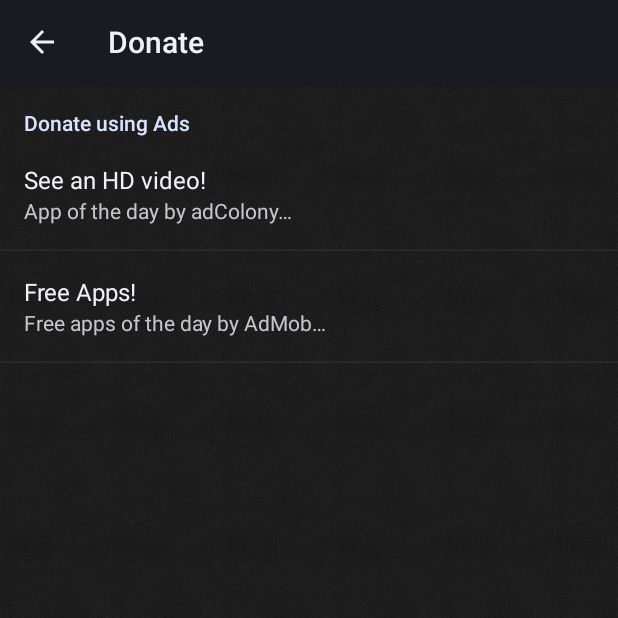
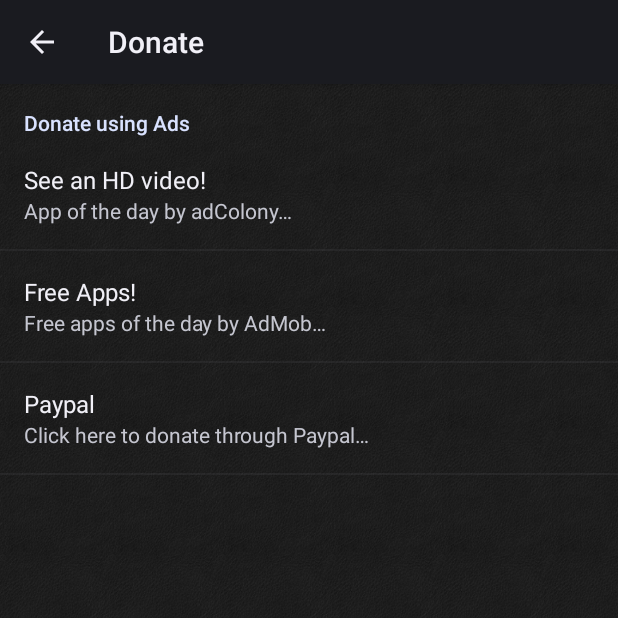
Before and after one commit to spirosbond/CallerFlashlight, an Android app: the Donate screen opened directly, with no data from a screen before it, on a phone screen of 412 x 824 dp, the top half of it. Run offline under Robolectric (Android 15) with nearby library versions, the phone set to English and light mode, and no system bars; libraries missing offline, so code that uses them is left out: com.bugsense.trace, com.google.ads; 1 statement that could not run was skipped.

Commit message:
V2.0.3: + added paypal donation method

```diff
--- a/CallerFlashlight/src/main/java/com/spirosbond/callerflashlight/Donate.java
+++ b/CallerFlashlight/src/main/java/com/spirosbond/callerflashlight/Donate.java
@@ -3,7 +3,9 @@
 import android.app.AlertDialog;
 import android.content.Context;
 import android.content.DialogInterface;
+import android.content.Intent;
 import android.net.ConnectivityManager;
+import android.net.Uri;
 import android.os.Build;
 import android.os.Bundle;
 import android.preference.Preference;
@@ -34,6 +36,7 @@
 	//	private Preference startapp;
 	private Preference adcolony;
 	private Preference adMob;
+	private Preference paypal;
 	private InterstitialAd interstitialAdMob;
 	private Donate donate = this;
 
@@ -69,10 +72,12 @@
 		//		startapp = findPreference("startapp");
 		adcolony = findPreference("adcolony");
 		adMob = findPreference("adMob");
+		paypal = findPreference("paypal");
 		//		startapp.setOnPreferenceClickListener(this);
 		//		appoftheday.setOnPreferenceClickListener(this);
 		adcolony.setOnPreferenceClickListener(this);
 		adMob.setOnPreferenceClickListener(this);
+		paypal.setOnPreferenceClickListener(this);
 
 		if (Build.VERSION.SDK_INT >= Build.VERSION_CODES.HONEYCOMB) {
 			getActionBar().setDisplayHomeAsUpEnabled(true);
@@ -130,6 +135,9 @@
 				//				});
 
 
+			} else if ("paypal".equals(preference.getKey())) {
+				Intent browse = new Intent(Intent.ACTION_VIEW, Uri.parse("https://www.paypal.com/cgi-bin/webscr?cmd=_s-xclick&hosted_button_id=Z5V7A5QNQDFPS"));
+				startActivity(browse);
 			}
 		} else {
 			Toast.makeText(getApplicationContext(), getResources().getString(R.string.no_internet_connection), Toast.LENGTH_LONG).show();
--- a/CallerFlashlight/src/main/res/values/strings.xml
+++ b/CallerFlashlight/src/main/res/values/strings.xml
@@ -113,7 +113,7 @@
     <string name="bubble4">Edit the preferences of each section\nand you are done!\n</string>
     <string name="adMob">Free Apps!</string>
     <string name="adMobsum">Free apps of the day by AdMob…</string>
-    <string name="coming_soon">Coming soon...</string>
+    <string name="coming_soon">Coming soon…</string>
     <string name="set">Set</string>
     <string name="cancel">Cancel</string>
     <string name="sound_profiles">Sound profile</string>
@@ -124,5 +124,7 @@
     <string name="no_internet_connection">No internet connection!</string>
     <string name="donate_dialog_title">Thank you for donating!</string>
     <string name="donate_dialog_ok">Got it!</string>
+    <string name="paypal_donate">Paypal</string>
+    <string name="paypal_donate_sum">Click here to donate through Paypal…</string>
 
 </resources>
--- a/CallerFlashlight/src/main/res/xml/donateprefs.xml
+++ b/CallerFlashlight/src/main/res/xml/donateprefs.xml
@@ -22,6 +22,11 @@
             android:title="@string/adMob"
             android:summary="@string/adMobsum"
             android:key="adMob"/>
+
+        <Preference
+            android:title="@string/paypal_donate"
+            android:summary="@string/paypal_donate_sum"
+            android:key="paypal"/>
     </PreferenceCategory>
 
 
```
